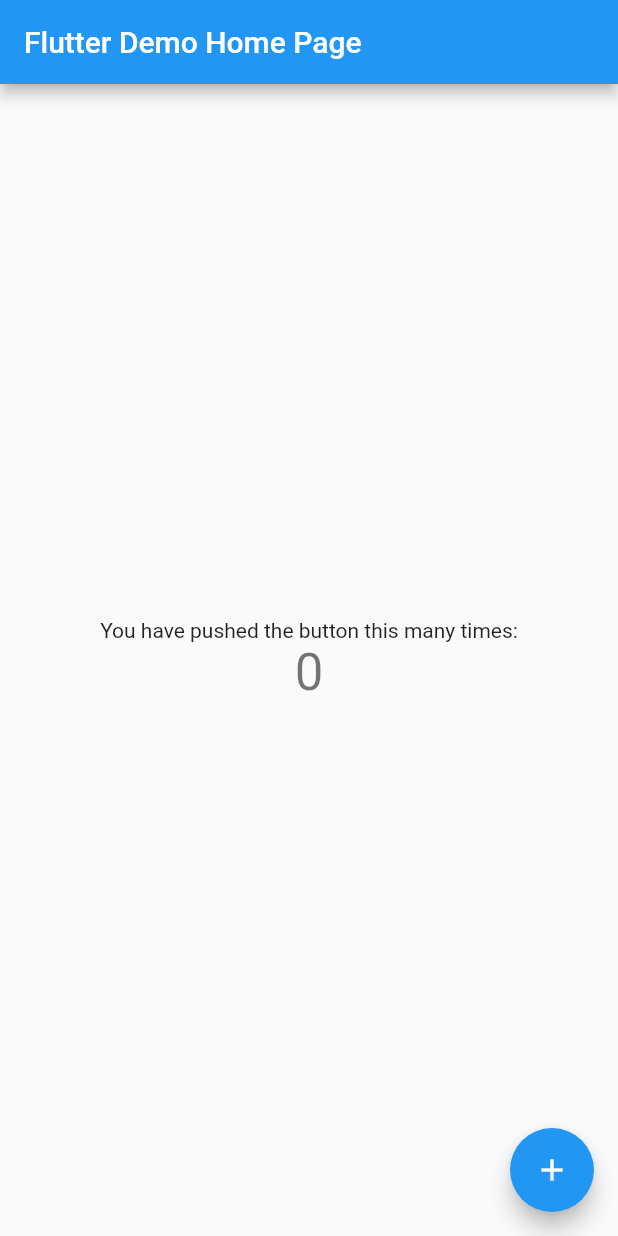
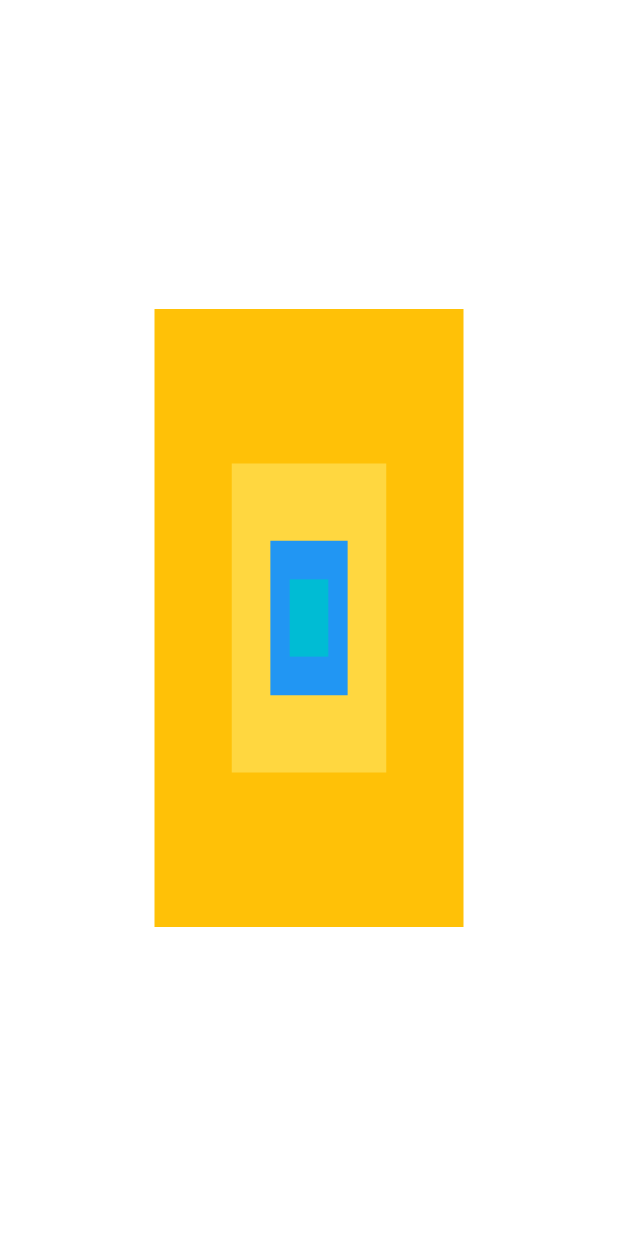
Before and after one commit to Pub-Dev/Lesson-Flutter-InheritedWidget, a Flutter app: the screen it shows after launch, on a phone screen of 412 x 824 dp. Run offline on Flutter 3.47's test engine with Material 2 defaults, Android fonts, the phone set to English and light mode, and no system bars.

Commit message:
created inheritedWidget example

```diff
--- /dev/null
+++ b/lib/app.dart
@@ -0,0 +1,28 @@
+import 'package:flutter/material.dart';
+import 'package:lesson_flutter_navigationpro/components/naga_theme.dart';
+import 'package:lesson_flutter_navigationpro/home_page.dart';
+
+class App extends StatelessWidget {
+  const App({super.key});
+
+  @override
+  Widget build(BuildContext context) {
+    return const MaterialApp(
+      // theme: ThemeData(
+      //   colorScheme: const ColorScheme.light(
+      //     primary: Colors.amber,
+      //     secondary: Colors.blue,
+      //     tertiary: Colors.greenAccent,
+      //   ),
+      // ),
+      //home: const HomePage(),
+      home: NagaTheme(
+        principal1: Colors.amber,
+        principal2: Colors.blue,
+        principal1Background: Colors.amberAccent,
+        principal2Background: Colors.cyan,
+        child: HomePage(),
+      ),
+    );
+  }
+}
--- /dev/null
+++ b/lib/components/box.dart
@@ -0,0 +1,28 @@
+import 'package:flutter/material.dart';
+
+class Box extends StatelessWidget {
+  const Box({
+    super.key,
+    required this.color,
+    this.child,
+  });
+
+  final Color color;
+  final Widget? child;
+
+  @override
+  Widget build(BuildContext context) {
+    return LayoutBuilder(
+      builder: (context, constraints) {
+        return Center(
+          child: Container(
+            width: constraints.maxWidth / 2,
+            height: constraints.maxHeight / 2,
+            color: color,
+            child: child,
+          ),
+        );
+      },
+    );
+  }
+}
--- /dev/null
+++ b/lib/components/naga_theme.dart
@@ -0,0 +1,28 @@
+import 'package:flutter/cupertino.dart';
+
+class NagaTheme extends InheritedWidget {
+  const NagaTheme({
+    super.key,
+    required this.principal1,
+    required this.principal1Background,
+    required this.principal2,
+    required this.principal2Background,
+    required Widget child,
+  }) : super(
+          child: child,
+        );
+
+  final Color principal1;
+  final Color principal1Background;
+  final Color principal2;
+  final Color principal2Background;
+
+  static NagaTheme of(BuildContext context) {
+    return context.dependOnInheritedWidgetOfExactType<NagaTheme>()!;
+  }
+
+  @override
+  bool updateShouldNotify(covariant InheritedWidget oldWidget) {
+    return false;
+  }
+}
--- /dev/null
+++ b/lib/home_page.dart
@@ -0,0 +1,36 @@
+import 'package:flutter/material.dart';
+import 'package:lesson_flutter_navigationpro/components/box.dart';
+import 'package:lesson_flutter_navigationpro/components/naga_theme.dart';
+
+class HomePage extends StatelessWidget {
+  const HomePage({super.key});
+
+  @override
+  Widget build(BuildContext context) {
+    return Box(
+      color: NagaTheme.of(context).principal1,
+      child: Box(
+        color: NagaTheme.of(context).principal1Background,
+        child: Box(
+          color: NagaTheme.of(context).principal2,
+          child: Box(
+            color: NagaTheme.of(context).principal2Background,
+          ),
+        ),
+      ),
+    );
+  }
+
+  // @override
+  // Widget build(BuildContext context) {
+  //   return Box(
+  //     color: Theme.of(context).colorScheme.primary,
+  //     child: Box(
+  //       color: Theme.of(context).colorScheme.secondary,
+  //       child: Box(
+  //         color: Theme.of(context).colorScheme.tertiary,
+  //       ),
+  //     ),
+  //   );
+  // }
+}
--- a/lib/main.dart
+++ b/lib/main.dart
@@ -1,115 +1,6 @@
 import 'package:flutter/material.dart';
+import 'package:lesson_flutter_navigationpro/app.dart';
 
 void main() {
-  runApp(const MyApp());
+  runApp(const App());
 }
-
-class MyApp extends StatelessWidget {
-  const MyApp({super.key});
-
-  // This widget is the root of your application.
-  @override
-  Widget build(BuildContext context) {
-    return MaterialApp(
-      title: 'Flutter Demo',
-      theme: ThemeData(
-        // This is the theme of your application.
-        //
-        // Try running your application with "flutter run". You'll see the
-        // application has a blue toolbar. Then, without quitting the app, try
-        // changing the primarySwatch below to Colors.green and then invoke
-        // "hot reload" (press "r" in the console where you ran "flutter run",
-        // or simply save your changes to "hot reload" in a Flutter IDE).
-        // Notice that the counter didn't reset back to zero; the application
-        // is not restarted.
-        primarySwatch: Colors.blue,
-      ),
-      home: const MyHomePage(title: 'Flutter Demo Home Page'),
-    );
-  }
-}
-
-class MyHomePage extends StatefulWidget {
-  const MyHomePage({super.key, required this.title});
-
-  // This widget is the home page of your application. It is stateful, meaning
-  // that it has a State object (defined below) that contains fields that affect
-  // how it looks.
-
-  // This class is the configuration for the state. It holds the values (in this
-  // case the title) provided by the parent (in this case the App widget) and
-  // used by the build method of the State. Fields in a Widget subclass are
-  // always marked "final".
-
-  final String title;
-
-  @override
-  State<MyHomePage> createState() => _MyHomePageState();
-}
-
-class _MyHomePageState extends State<MyHomePage> {
-  int _counter = 0;
-
-  void _incrementCounter() {
-    setState(() {
-      // This call to setState tells the Flutter framework that something has
-      // changed in this State, which causes it to rerun the build method below
-      // so that the display can reflect the updated values. If we changed
-      // _counter without calling setState(), then the build method would not be
-      // called again, and so nothing would appear to happen.
-      _counter++;
-    });
-  }
-
-  @override
-  Widget build(BuildContext context) {
-    // This method is rerun every time setState is called, for instance as done
-    // by the _incrementCounter method above.
-    //
-    // The Flutter framework has been optimized to make rerunning build methods
-    // fast, so that you can just rebuild anything that needs updating rather
-    // than having to individually change instances of widgets.
-    return Scaffold(
-      appBar: AppBar(
-        // Here we take the value from the MyHomePage object that was created by
-        // the App.build method, and use it to set our appbar title.
-        title: Text(widget.title),
-      ),
-      body: Center(
-        // Center is a layout widget. It takes a single child and positions it
-        // in the middle of the parent.
-        child: Column(
-          // Column is also a layout widget. It takes a list of children and
-          // arranges them vertically. By default, it sizes itself to fit its
-          // children horizontally, and tries to be as tall as its parent.
-          //
-          // Invoke "debug painting" (press "p" in the console, choose the
-          // "Toggle Debug Paint" action from the Flutter Inspector in Android
-          // Studio, or the "Toggle Debug Paint" command in Visual Studio Code)
-          // to see the wireframe for each widget.
-          //
-          // Column has various properties to control how it sizes itself and
-          // how it positions its children. Here we use mainAxisAlignment to
-          // center the children vertically; the main axis here is the vertical
-          // axis because Columns are vertical (the cross axis would be
-          // horizontal).
-          mainAxisAlignment: MainAxisAlignment.center,
-          children: <Widget>[
-            const Text(
-              'You have pushed the button this many times:',
-            ),
-            Text(
-              '$_counter',
-              style: Theme.of(context).textTheme.headline4,
-            ),
-          ],
-        ),
-      ),
-      floatingActionButton: FloatingActionButton(
-        onPressed: _incrementCounter,
-        tooltip: 'Increment',
-        child: const Icon(Icons.add),
-      ), // This trailing comma makes auto-formatting nicer for build methods.
-    );
-  }
-}
```
Also changed, not shown: 1 other file.
